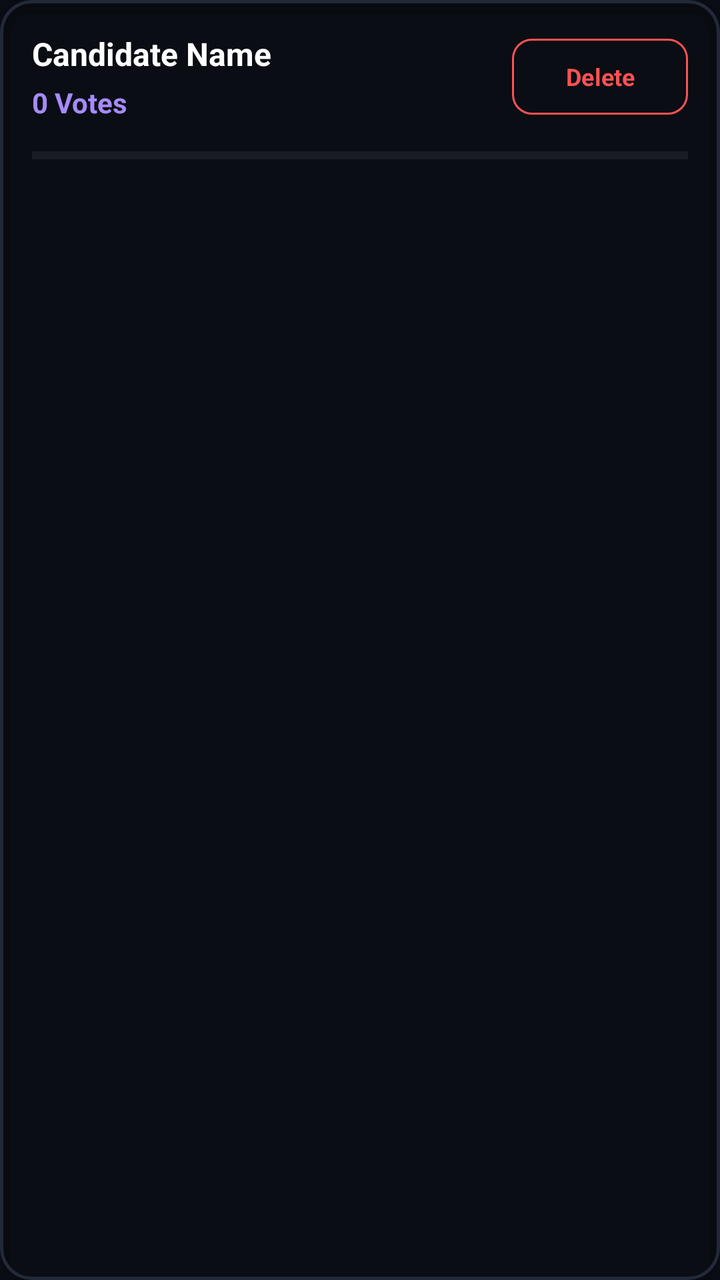
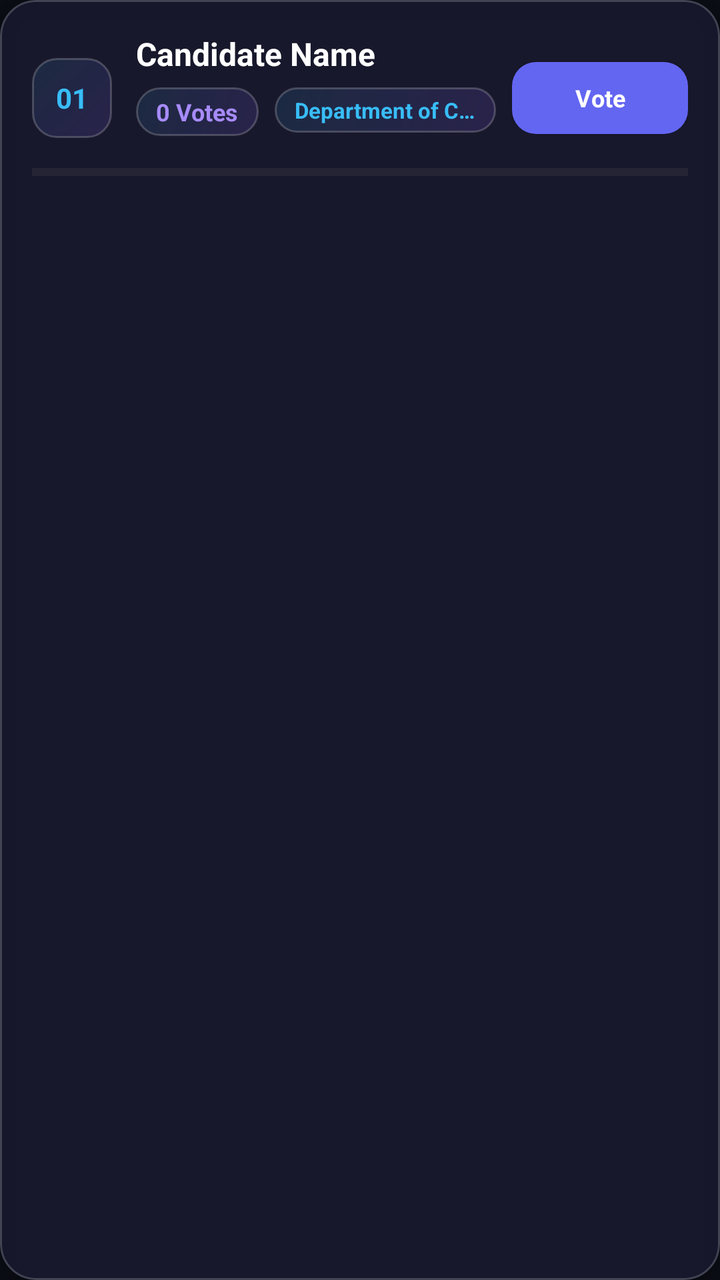

The first picture is an Android layout as it rendered before a commit; the second is the same layout after the commit. The layout source and the unified diff follow.
<!-- AndroidManifest.xml: application theme Theme.CRConnect -->
<!-- res/layout/list_item_candidate.xml -->
<?xml version="1.0" encoding="utf-8"?>
<com.google.android.material.card.MaterialCardView
    xmlns:android="http://schemas.android.com/apk/res/android"
    xmlns:app="http://schemas.android.com/apk/res-auto"
    android:id="@+id/cardCandidateItem"
    android:layout_width="match_parent"
    android:layout_height="wrap_content"
    android:layout_marginBottom="12dp"
    android:hapticFeedbackEnabled="true"
    android:background="@drawable/glass_card_bg"
    app:cardBackgroundColor="@android:color/transparent"
    app:cardCornerRadius="16dp"
    app:cardElevation="4dp"
    app:strokeColor="@color/card_stroke"
    app:strokeWidth="1.5dp">

    <LinearLayout
        android:layout_width="match_parent"
        android:layout_height="wrap_content"
        android:orientation="vertical"
        android:padding="16dp">

        <LinearLayout
            android:layout_width="match_parent"
            android:layout_height="wrap_content"
            android:gravity="center_vertical"
            android:orientation="horizontal">

            <LinearLayout
                android:layout_width="0dp"
                android:layout_height="wrap_content"
                android:layout_weight="1"
                android:orientation="vertical">

                <TextView
                    android:id="@+id/tvCandidateName"
                    android:layout_width="wrap_content"
                    android:layout_height="wrap_content"
                    android:text="Candidate Name"
                    android:textColor="#FFFFFF"
                    android:textSize="16sp"
                    android:textStyle="bold" />

                <TextView
                    android:id="@+id/tvCandidateVotes"
                    android:layout_width="wrap_content"
                    android:layout_height="wrap_content"
                    android:layout_marginTop="4dp"
                    android:text="0 Votes"
                    android:textColor="@color/secondary"
                    android:textSize="14sp"
                    android:textStyle="bold" />
            </LinearLayout>

            
            <com.google.android.material.button.MaterialButton
                android:id="@+id/btnDeleteCandidate"
                style="@style/Widget.Material3.Button.OutlinedButton"
                android:layout_width="wrap_content"
                android:layout_height="38dp"
                android:hapticFeedbackEnabled="true"
                android:text="Delete"
                android:textColor="#FF5252"
                android:textSize="12sp"
                android:textStyle="bold"
                app:strokeColor="#FF5252"
                app:strokeWidth="1dp"
                app:backgroundTint="@android:color/transparent"
                app:cornerRadius="10dp"
                android:insetBottom="0dp"
                android:insetTop="0dp"
                android:paddingHorizontal="12dp" />
        </LinearLayout>

        <ProgressBar
            android:id="@+id/pbCandidateVotes"
            style="?android:attr/progressBarStyleHorizontal"
            android:layout_width="match_parent"
            android:layout_height="10dp"
            android:layout_marginTop="12dp"
            android:max="50"
            android:progress="0"
            android:progressTint="@color/primary" />

    </LinearLayout>
</com.google.android.material.card.MaterialCardView>
<!-- resources referenced by this layout -->
<resources>
  <color name="card_stroke">#222938</color>
  <color name="primary">#7C3AED</color>
  <color name="secondary">#A78BFA</color>
  <!-- drawable glass_card_bg (drawable) -->
  <?xml version="1.0" encoding="utf-8"?>
  <shape xmlns:android="http://schemas.android.com/apk/res/android"
      android:shape="rectangle">
      <solid android:color="#14FFFFFF" />
      <stroke
          android:width="1dp"
          android:color="#26FFFFFF" />
      <corners android:radius="16dp" />
  </shape>
  <style name="Theme.CRConnect" parent="Base.Theme.CRConnect" />
  <style name="Base.Theme.CRConnect" parent="Theme.Material3.DayNight.NoActionBar">
          <item name="colorPrimary">@color/primary</item>
          <item name="colorSecondary">@color/secondary</item>
          <item name="android:windowBackground">@color/background</item>
          <item name="colorSurface">@color/surface</item>
          <item name="colorOnSurface">@color/text_primary</item>
          <item name="colorOnSurfaceVariant">@color/text_secondary</item>
          <item name="colorError">@color/error</item>
          <item name="android:fontFamily">sans-serif</item>
          <item name="fontFamily">sans-serif</item>
          <item name="android:windowActivityTransitions">true</item>
          <item name="android:navigationBarColor">@android:color/transparent</item>
          <item name="android:statusBarColor">@android:color/transparent</item>
          <item name="android:windowLightStatusBar" tools:targetApi="m">false</item>
          <item name="android:windowLightNavigationBar" tools:targetApi="o_mr1">false</item>
      </style>
  <color name="background">#0A0D14</color>
  <color name="surface">#161B26</color>
  <color name="text_primary">#FFFFFF</color>
  <color name="text_secondary">#94A3B8</color>
  <color name="error">#7F1D1D</color>
</resources>

<!-- the commit's change to res/layout/list_item_candidate.xml (unified diff, before → after) -->
@@ -2,85 +2,157 @@
 <com.google.android.material.card.MaterialCardView
     xmlns:android="http://schemas.android.com/apk/res/android"
     xmlns:app="http://schemas.android.com/apk/res-auto"
+    xmlns:tools="http://schemas.android.com/tools"
     android:id="@+id/cardCandidateItem"
     android:layout_width="match_parent"
     android:layout_height="wrap_content"
     android:layout_marginBottom="12dp"
     android:hapticFeedbackEnabled="true"
-    android:background="@drawable/glass_card_bg"
-    app:cardBackgroundColor="@android:color/transparent"
-    app:cardCornerRadius="16dp"
-    app:cardElevation="4dp"
-    app:strokeColor="@color/card_stroke"
-    app:strokeWidth="1.5dp">
+    app:cardBackgroundColor="@color/glass_card"
+    app:cardCornerRadius="18dp"
+    app:cardElevation="6dp"
+    app:strokeColor="#30FFFFFF"
+    app:strokeWidth="1dp">
 
-    <LinearLayout
+    <androidx.constraintlayout.widget.ConstraintLayout
         android:layout_width="match_parent"
         android:layout_height="wrap_content"
-        android:orientation="vertical"
         android:padding="16dp">
 
-        <LinearLayout
-            android:layout_width="match_parent"
+        
+        <TextView
+            android:id="@+id/tvCandidateRank"
+            android:layout_width="40dp"
+            android:layout_height="40dp"
+            android:background="@drawable/glass_badge_bg"
+            android:gravity="center"
+            android:text="01"
+            android:textColor="#38BDF8"
+            android:textSize="14sp"
+            android:textStyle="bold"
+            app:layout_constraintBottom_toTopOf="@id/pbCandidateVotes"
+            app:layout_constraintStart_toStartOf="parent"
+            app:layout_constraintTop_toTopOf="parent"
+            tools:ignore="HardcodedText" />
+
+        
+        <TextView
+            android:id="@+id/tvCandidateName"
+            android:layout_width="0dp"
             android:layout_height="wrap_content"
-            android:gravity="center_vertical"
-            android:orientation="horizontal">
+            android:layout_marginStart="12dp"
+            android:layout_marginEnd="12dp"
+            android:ellipsize="end"
+            android:singleLine="true"
+            android:text="Candidate Name"
+            android:textColor="#FFFFFF"
+            android:textSize="16sp"
+            android:textStyle="bold"
+            app:layout_constraintEnd_toStartOf="@id/btnVoteCandidate"
+            app:layout_constraintStart_toEndOf="@id/tvCandidateRank"
+            app:layout_constraintTop_toTopOf="parent"
+            tools:ignore="HardcodedText" />
 
-            <LinearLayout
-                android:layout_width="0dp"
-                android:layout_height="wrap_content"
-                android:layout_weight="1"
-                android:orientation="vertical">
+        
+        <TextView
+            android:id="@+id/tvCandidateVotes"
+            android:layout_width="wrap_content"
+            android:layout_height="wrap_content"
+            android:layout_marginStart="12dp"
+            android:layout_marginTop="6dp"
+            android:background="@drawable/glass_badge_bg"
+            android:paddingHorizontal="10dp"
+            android:paddingVertical="4dp"
+            android:text="0 Votes"
+            android:textColor="#A78BFA"
+            android:textSize="12sp"
+            android:textStyle="bold"
+            app:layout_constraintStart_toEndOf="@id/tvCandidateRank"
+            app:layout_constraintTop_toBottomOf="@id/tvCandidateName"
+            tools:ignore="HardcodedText" />
 
-                <TextView
-                    android:id="@+id/tvCandidateName"
-                    android:layout_width="wrap_content"
-                    android:layout_height="wrap_content"
-                    android:text="Candidate Name"
-                    android:textColor="#FFFFFF"
-                    android:textSize="16sp"
-                    android:textStyle="bold" />
+        
+        <TextView
+            android:id="@+id/tvCandidateDept"
+            android:layout_width="0dp"
+            android:layout_height="wrap_content"
+            android:layout_marginStart="8dp"
+            android:layout_marginTop="6dp"
+            android:layout_marginEnd="8dp"
+            android:background="@drawable/glass_badge_bg"
+            android:ellipsize="end"
+            android:singleLine="true"
+            android:paddingHorizontal="10dp"
+            android:paddingVertical="4dp"
+            android:text="Department of CSE, BUBT"
+            android:textColor="#38BDF8"
+            android:textSize="11sp"
+            android:textStyle="bold"
+            app:layout_constraintEnd_toStartOf="@id/btnVoteCandidate"
+            app:layout_constraintStart_toEndOf="@id/tvCandidateVotes"
+            app:layout_constraintTop_toBottomOf="@id/tvCandidateName"
+            tools:ignore="HardcodedText" />
 
-                <TextView
-                    android:id="@+id/tvCandidateVotes"
-                    android:layout_width="wrap_content"
-                    android:layout_height="wrap_content"
-                    android:layout_marginTop="4dp"
-                    android:text="0 Votes"
-                    android:textColor="@color/secondary"
-                    android:textSize="14sp"
-                    android:textStyle="bold" />
-            </LinearLayout>
+        
+        <com.google.android.material.button.MaterialButton
+            android:id="@+id/btnVoteCandidate"
+            style="@style/Widget.Material3.Button.ElevatedButton"
+            android:layout_width="wrap_content"
+            android:layout_height="36dp"
+            android:hapticFeedbackEnabled="true"
+            android:insetTop="0dp"
+            android:insetBottom="0dp"
+            android:paddingHorizontal="16dp"
+            android:text="Vote"
+            android:textColor="#FFFFFF"
+            android:textSize="12sp"
+            android:textStyle="bold"
+            app:backgroundTint="#6366F1"
+            app:cornerRadius="12dp"
+            app:layout_constraintBottom_toTopOf="@id/pbCandidateVotes"
+            app:layout_constraintEnd_toEndOf="parent"
+            app:layout_constraintTop_toTopOf="parent"
+            tools:ignore="HardcodedText" />
 
-            
-            <com.google.android.material.button.MaterialButton
-                android:id="@+id/btnDeleteCandidate"
-                style="@style/Widget.Material3.Button.OutlinedButton"
-                android:layout_width="wrap_content"
-                android:layout_height="38dp"
-                android:hapticFeedbackEnabled="true"
-                android:text="Delete"
-                android:textColor="#FF5252"
-                android:textSize="12sp"
-                android:textStyle="bold"
-                app:strokeColor="#FF5252"
-                app:strokeWidth="1dp"
-                app:backgroundTint="@android:color/transparent"
-                app:cornerRadius="10dp"
-                android:insetBottom="0dp"
-                android:insetTop="0dp"
-                android:paddingHorizontal="12dp" />
-        </LinearLayout>
+        
+        <com.google.android.material.button.MaterialButton
+            android:id="@+id/btnDeleteCandidate"
+            style="@style/Widget.Material3.Button.OutlinedButton"
+            android:layout_width="wrap_content"
+            android:layout_height="36dp"
+            android:hapticFeedbackEnabled="true"
+            android:insetTop="0dp"
+            android:insetBottom="0dp"
+            android:paddingHorizontal="12dp"
+            android:text="Delete"
+            android:textColor="#EF4444"
+            android:textSize="12sp"
+            android:textStyle="bold"
+            android:visibility="gone"
+            app:backgroundTint="@android:color/transparent"
+            app:cornerRadius="12dp"
+            app:layout_constraintBottom_toTopOf="@id/pbCandidateVotes"
+            app:layout_constraintEnd_toEndOf="parent"
+            app:layout_constraintTop_toTopOf="parent"
+            app:strokeColor="#EF4444"
+            app:strokeWidth="1dp"
+            tools:ignore="HardcodedText" />
 
+        
         <ProgressBar
             android:id="@+id/pbCandidateVotes"
             style="?android:attr/progressBarStyleHorizontal"
-            android:layout_width="match_parent"
-            android:layout_height="10dp"
-            android:layout_marginTop="12dp"
+            android:layout_width="0dp"
+            android:layout_height="8dp"
+            android:layout_marginTop="14dp"
+            android:backgroundTint="#222938"
             android:max="50"
             android:progress="0"
-            android:progressTint="@color/primary" />
+            android:progressTint="#A78BFA"
+            app:layout_constraintBottom_toBottomOf="parent"
+            app:layout_constraintEnd_toEndOf="parent"
+            app:layout_constraintStart_toStartOf="parent"
+            app:layout_constraintTop_toBottomOf="@id/tvCandidateVotes" />
 
-    </LinearLayout>
+    </androidx.constraintlayout.widget.ConstraintLayout>
 </com.google.android.material.card.MaterialCardView>
<!-- resource entries referenced after the edit -->
@@ -1,18 +1,22 @@
 <!-- resources referenced by this layout -->
 <resources>
-  <color name="card_stroke">#222938</color>
-  <color name="primary">#7C3AED</color>
-  <color name="secondary">#A78BFA</color>
-  <!-- drawable glass_card_bg (drawable) -->
+  <color name="glass_card">#CC161B26</color>
+  <!-- drawable glass_badge_bg (drawable) -->
   <?xml version="1.0" encoding="utf-8"?>
   <shape xmlns:android="http://schemas.android.com/apk/res/android"
       android:shape="rectangle">
-      <solid android:color="#14FFFFFF" />
+      <gradient
+          android:angle="135"
+          android:startColor="#268B5CF6"
+          android:endColor="#1A38BDF8"
+          android:type="linear"/>
       <stroke
           android:width="1dp"
-          android:color="#26FFFFFF" />
-      <corners android:radius="16dp" />
+          android:color="#33FFFFFF" />
+      <corners android:radius="12dp" />
   </shape>
+  <color name="primary">#7C3AED</color>
+  <color name="secondary">#A78BFA</color>
   <style name="Theme.CRConnect" parent="Base.Theme.CRConnect" />
   <style name="Base.Theme.CRConnect" parent="Theme.Material3.DayNight.NoActionBar">
           <item name="colorPrimary">@color/primary</item>
